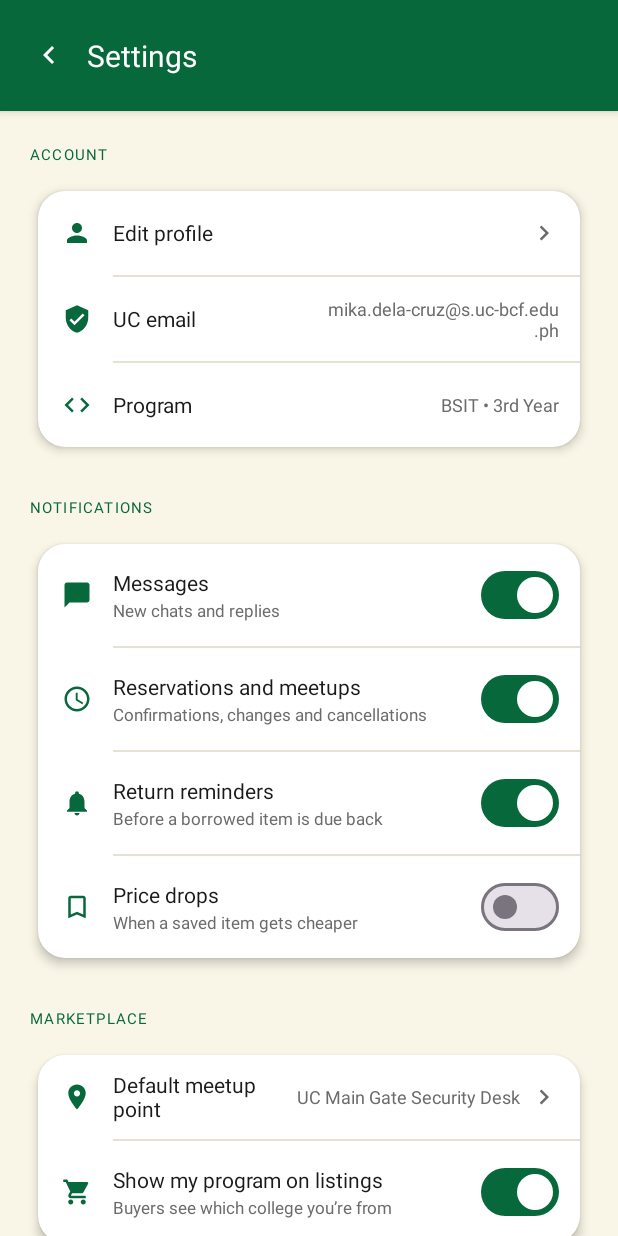
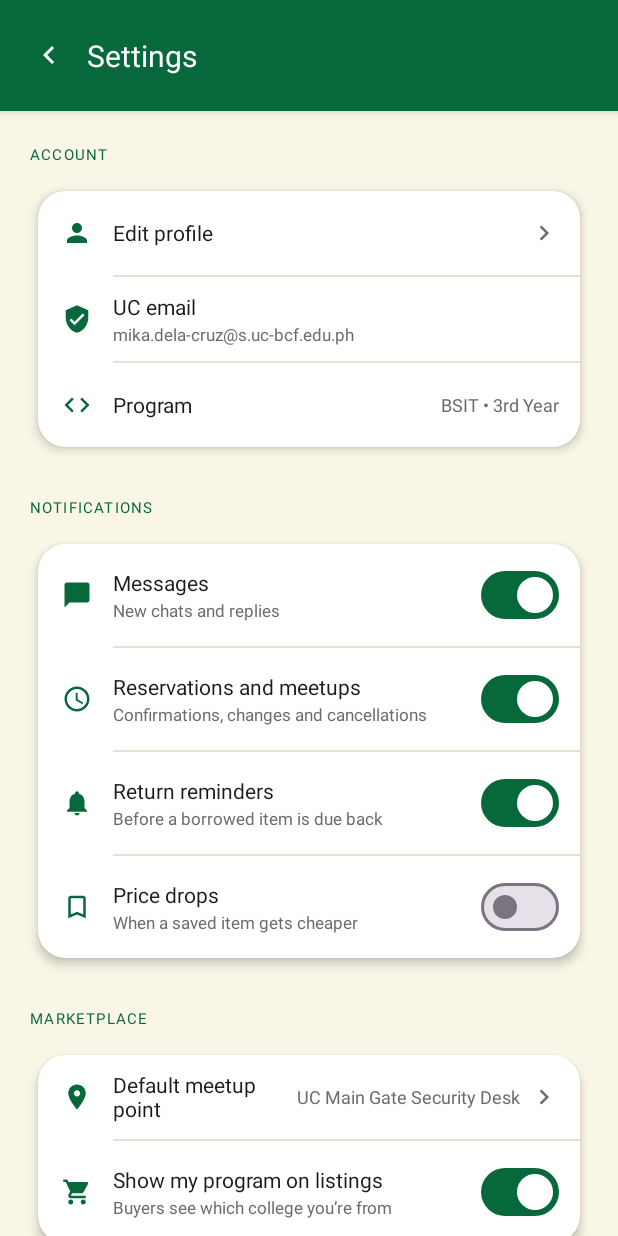
Before and after one commit to ac-navalta/hold-high-the-shop, an Android app: the SettingsActivity screen opened directly, with no data from a screen before it, on a phone screen of 412 x 824 dp. Run offline under Robolectric (Android 15) with nearby library versions, the phone set to English and light mode, and no system bars; Roboto replaces fonts that are not available here.

Commit message:
fix(settings): keep the UC email on one line
The email was squeezed into the value column and broke mid-address.
It now sits under the "UC email" label, shortened in the middle if a
screen is too narrow.

Co-Authored-By: Claude Opus 5.5 <noreply@anthropic.com>
Claude-Session: https://claude.ai/code/session_01GGovpNVbJ7NcwxAYSPSgcC

```diff
--- a/app/src/main/res/layout/activity_settings.xml
+++ b/app/src/main/res/layout/activity_settings.xml
@@ -124,13 +124,26 @@
                             style="@style/SettingsIcon"
                             android:src="@drawable/ic_verified" />
 
-                        <TextView
-                            style="@style/SettingsTitle"
-                            android:text="@string/settings_email" />
-                        <TextView
-                            android:id="@+id/rowEmailValue"
-                            style="@style/SettingsValue"
-                            android:text="@string/login_email_value" />
+                        <LinearLayout
+                            android:layout_width="0dp"
+                            android:layout_height="wrap_content"
+                            android:layout_weight="1"
+                            android:layout_marginStart="14dp"
+                            android:orientation="vertical">
+
+                            <TextView
+                                style="@style/SettingsTitle"
+                                android:layout_width="wrap_content"
+                                android:layout_weight="0"
+                                android:layout_marginStart="0dp"
+                                android:text="@string/settings_email" />
+
+                            <TextView
+                                style="@style/ActionHint"
+                                android:maxLines="1"
+                                android:ellipsize="middle"
+                                android:text="@string/login_email_value" />
+                        </LinearLayout>
                     </LinearLayout>
                     <View style="@style/SettingsDivider" />
 
```
